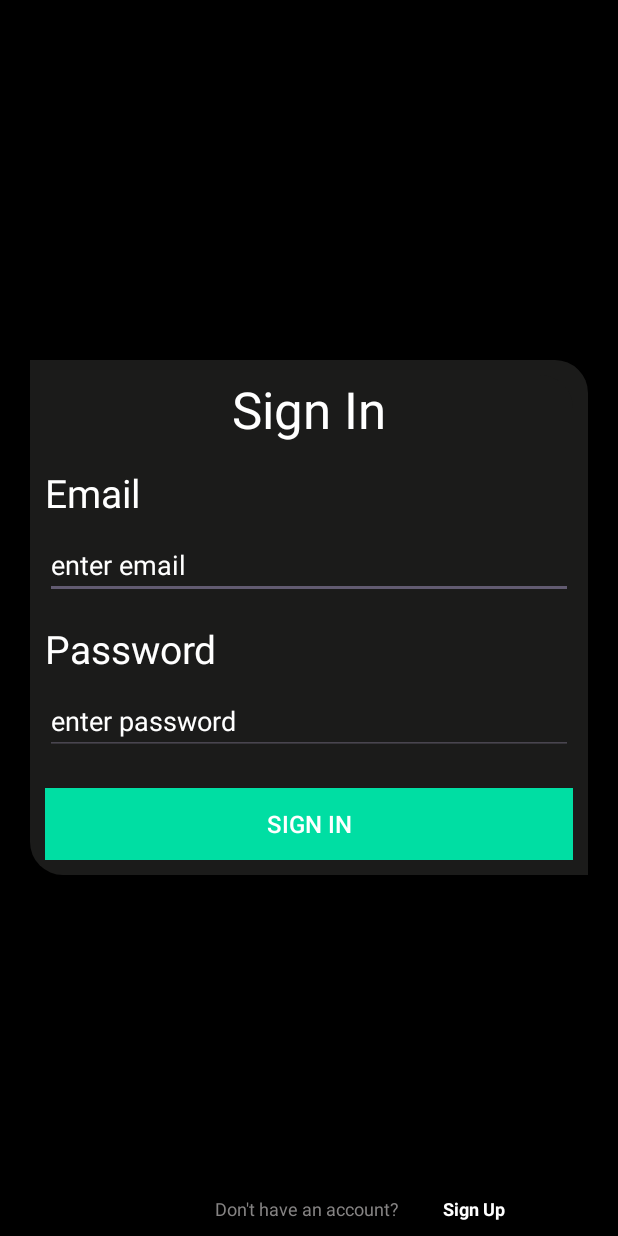
After one commit to Ferorg/DuoFynnu, an Android app: the layout fragment_sign_in_view.xml on its own in the app's theme, with its tools: preview values and no code run, on a phone screen of 412 x 824 dp. The commit adds this screen. Run offline under Robolectric (Android 15) with nearby library versions, the phone set to English and light mode, and no system bars.

Commit message:
commit 4:create ui sign in fragment

```diff
--- a/app/src/main/AndroidManifest.xml
+++ b/app/src/main/AndroidManifest.xml
@@ -13,6 +13,9 @@
         android:theme="@style/Theme.DuoFynnu"
         tools:targetApi="31">
         <activity
+            android:name=".presentation.sign.AuthorizationView"
+            android:exported="false" />
+        <activity
             android:name=".presentation.splash.SplashView"
             android:exported="false" />
         <activity
--- /dev/null
+++ b/app/src/main/java/com/example/duofynnu/presentation/sign/in/SignViewModel.kt
@@ -0,0 +1,4 @@
+package com.example.duofynnu.presentation.sign.`in`
+
+class SignViewModel {
+}
--- /dev/null
+++ b/app/src/main/java/com/example/duofynnu/presentation/sign/up/SignUpViewModel.kt
@@ -0,0 +1,4 @@
+package com.example.duofynnu.presentation.sign.up
+
+class SignUpViewModel {
+}
--- /dev/null
+++ b/app/src/main/res/drawable/sign_background.xml
@@ -0,0 +1,8 @@
+<?xml version="1.0" encoding="utf-8"?>
+<shape xmlns:android="http://schemas.android.com/apk/res/android"
+    android:padding="22dp"
+    android:shape="rectangle">
+    <corners android:topRightRadius="22dp"
+        android:bottomLeftRadius="22dp"/>
+    <solid android:color="@color/rv_item_background"/>
+</shape>
--- /dev/null
+++ b/app/src/main/res/layout/fragment_sign_in_view.xml
@@ -0,0 +1,122 @@
+<?xml version="1.0" encoding="utf-8"?>
+<FrameLayout xmlns:android="http://schemas.android.com/apk/res/android"
+    xmlns:tools="http://schemas.android.com/tools"
+    android:layout_width="match_parent"
+    android:layout_height="match_parent"
+    tools:context=".presentation.sign.in.SignInView">
+<LinearLayout
+    android:layout_width="match_parent"
+    android:layout_height="wrap_content"
+    android:orientation="vertical"
+    android:layout_gravity="center"
+    android:layout_marginStart="20dp"
+    android:layout_marginEnd="20dp"
+    android:background="@drawable/sign_background"
+  >
+    <RelativeLayout
+        android:layout_width="match_parent"
+        android:layout_height="wrap_content"
+        android:layout_margin="10dp"
+        android:background="@drawable/sign_background">
+        <TextView
+            android:id="@+id/signInId"
+            android:layout_centerHorizontal="true"
+            android:layout_width="wrap_content"
+            android:layout_height="wrap_content"
+            android:textColor="@color/text_color"
+            android:layout_gravity="center"
+            android:text="@string/sign_in"
+            android:textSize="34dp"/>
+        <TextView
+            android:id="@+id/emailTextId"
+            android:layout_width="wrap_content"
+            android:layout_height="wrap_content"
+            android:layout_marginTop="15dp"
+            android:textSize="26dp"
+            android:text="Email"
+            android:textColor="@color/text_color"
+            android:layout_below="@id/signInId"/>
+        <EditText
+            android:id="@+id/emailEditView"
+            android:layout_below="@id/emailTextId"
+            android:layout_marginTop="8dp"
+            android:layout_width="match_parent"
+            android:layout_height="wrap_content"
+            android:hint="enter email"
+            android:textColorHint="@color/text_color"
+            />
+
+        <TextView
+            android:id="@+id/passwordTextId"
+            android:layout_width="wrap_content"
+            android:layout_height="wrap_content"
+            android:layout_marginTop="15dp"
+            android:textSize="26dp"
+            android:text="Password"
+            android:textColor="@color/text_color"
+            android:layout_below="@id/emailEditView"/>
+        <EditText
+            android:id="@+id/passwordEditView"
+            android:layout_below="@id/passwordTextId"
+            android:layout_marginTop="8dp"
+            android:layout_width="match_parent"
+            android:layout_height="wrap_content"
+            android:hint="enter password"
+            android:textColorHint="@color/text_color"
+            />
+        <androidx.appcompat.widget.AppCompatButton
+            android:id="@+id/signInButton"
+            android:layout_marginTop="22dp"
+            android:layout_below="@id/passwordEditView"
+            android:layout_width="match_parent"
+            android:layout_height="wrap_content"
+            android:background="@color/button_background"
+            android:textColor="@color/text_color"
+            android:textSize="16dp"
+            android:text="@string/sign_in"/>
+    </RelativeLayout>
+</LinearLayout>
+    <LinearLayout
+        android:layout_width="match_parent"
+        android:layout_height="wrap_content"
+        android:layout_gravity="bottom"
+        android:layout_marginBottom="10dp"
+        android:orientation="horizontal"
+        android:weightSum="6">
+
+        <Space
+            android:layout_width="0dp"
+            android:layout_height="wrap_content"
+            android:layout_weight="2" />
+
+        <TextView
+            android:layout_width="wrap_content"
+            android:layout_height="wrap_content"
+            android:layout_weight="1"
+            android:gravity="end"
+            android:maxLines="1"
+            android:text="@string/don_t_have_an_account"
+            android:textColor="@color/gray_two"
+            android:textSize="12sp" />
+
+        <TextView
+            android:id="@+id/registerButtonView"
+            android:layout_width="0dp"
+            android:layout_height="wrap_content"
+            android:layout_marginStart="3dp"
+            android:layout_weight="2"
+            android:maxLines="1"
+            android:gravity="center"
+            android:onClick="onClickRegister"
+            android:text="@string/sign_up"
+            android:textColor="@color/text_color"
+            android:textSize="12sp"
+            android:textStyle="bold" />
+
+        <Space
+            android:layout_width="0dp"
+            android:layout_height="wrap_content"
+            android:layout_weight="2" />
+    </LinearLayout>
+
+</FrameLayout>
--- a/app/src/main/res/values/colors.xml
+++ b/app/src/main/res/values/colors.xml
@@ -5,4 +5,5 @@
     <color name="button_background">#00DEA3</color>
     <color name="rv_item_background">#1B1B1A</color>
     <color name="gray">#6E6E6E</color>
+    <color name="gray_two">#858383</color>
 </resources>
--- a/app/src/main/res/values/strings.xml
+++ b/app/src/main/res/values/strings.xml
@@ -1,3 +1,8 @@
 <resources>
     <string name="app_name">DuoFynnu</string>
+    <!-- TODO: Remove or change this placeholder text -->
+    <string name="hello_blank_fragment">Hello blank fragment</string>
+    <string name="sign_in">Sign In</string>
+    <string name="don_t_have_an_account">Don\'t have an account?</string>
+    <string name="sign_up">Sign Up</string>
 </resources>
```
Also changed, not shown: app/src/main/java/com/example/duofynnu/presentation/sign/AuthorizationView.kt (+18 -1 lines), app/src/main/java/com/example/duofynnu/presentation/sign/in/SignInView.kt (added, +62 -0 lines), app/src/main/java/com/example/duofynnu/presentation/sign/in/SignInViewState.kt (added, +8 -0 lines), app/src/main/java/com/example/duofynnu/presentation/sign/up/SignUpView.kt (added, +60 -0 lines), app/src/main/java/com/example/duofynnu/presentation/sign/up/SignUpViewState.kt (added, +9 -0 lines), app/src/main/res/layout/activity_authorization_view.xml (added, +10 -0 lines), app/src/main/res/layout/fragment_sign_up_view.xml (added, +14 -0 lines).
